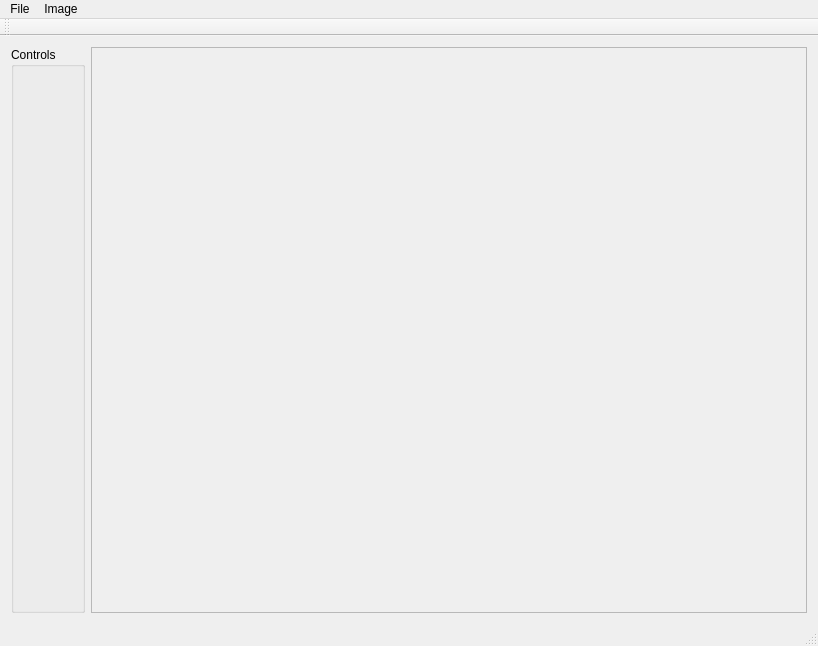
The window that src/ImageViewer.ui (Kalorina/SpracovanieObrazu) describes before a commit, drawn with Qt 5.
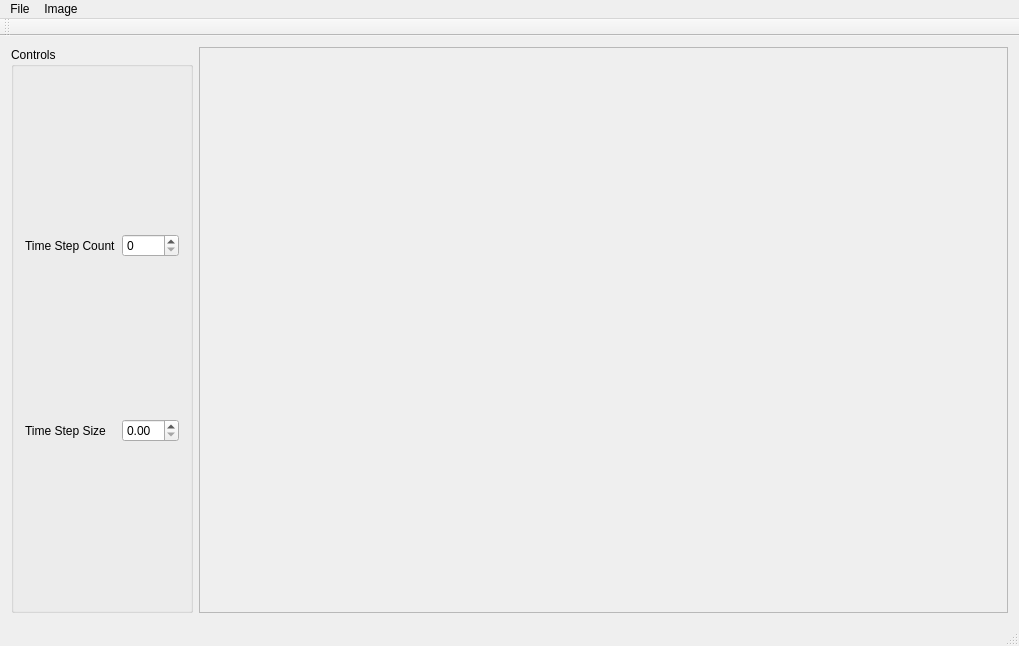
The same window after the commit.

What changed in the file:
```diff
--- a/src/ImageViewer.ui
+++ b/src/ImageViewer.ui
@@ -6,7 +6,7 @@
    <rect>
     <x>0</x>
     <y>0</y>
-    <width>818</width>
+    <width>1019</width>
     <height>646</height>
    </rect>
   </property>
@@ -20,7 +20,28 @@
       <property name="title">
        <string>Controls</string>
       </property>
-      <layout class="QGridLayout" name="gridLayout"/>
+      <layout class="QGridLayout" name="gridLayout">
+       <item row="1" column="2">
+        <widget class="QDoubleSpinBox" name="timeStepdoubleSpinBox"/>
+       </item>
+       <item row="0" column="2">
+        <widget class="QSpinBox" name="stepCountspinBox"/>
+       </item>
+       <item row="1" column="0">
+        <widget class="QLabel" name="label_2">
+         <property name="text">
+          <string>Time Step Size</string>
+         </property>
+        </widget>
+       </item>
+       <item row="0" column="0">
+        <widget class="QLabel" name="label">
+         <property name="text">
+          <string>Time Step Count</string>
+         </property>
+        </widget>
+       </item>
+      </layout>
      </widget>
     </item>
     <item>
@@ -33,7 +54,7 @@
         <rect>
          <x>0</x>
          <y>0</y>
-         <width>728</width>
+         <width>796</width>
          <height>560</height>
         </rect>
        </property>
@@ -47,7 +68,7 @@
     <rect>
      <x>0</x>
      <y>0</y>
-     <width>818</width>
+     <width>1019</width>
      <height>33</height>
     </rect>
    </property>
```
Left out of the diff: 16 changed lines with no effect on the pictures.
